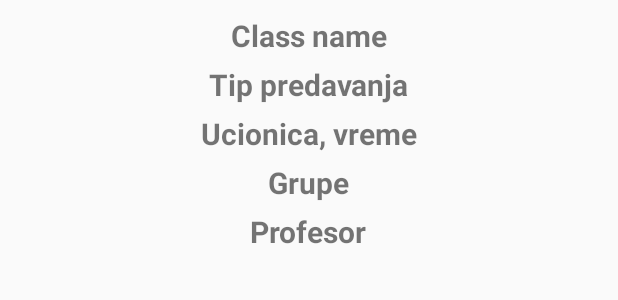
After one commit to iPerisic96/RAFroid, an Android app: the layout dialog_class.xml on its own in the app's theme, with its tools: preview values and no code run, on a phone screen of 412 x 824 dp. The commit adds this screen. Shown: the top 300 px of the screen. Run offline under Robolectric (Android 15) with nearby library versions, the phone set to English and light mode, and no system bars.

Commit message:
Implementiran dijalog za event

```diff
--- a/app/src/main/java/android/example/com/rafdroid/BaseView.java
+++ b/app/src/main/java/android/example/com/rafdroid/BaseView.java
@@ -4,10 +4,12 @@ import android.graphics.RectF;
 import android.os.Bundle;
 import android.support.annotation.NonNull;
 import android.support.design.widget.BottomNavigationView;
+import android.support.v7.app.AlertDialog;
 import android.support.v7.app.AppCompatActivity;
 import android.util.TypedValue;
 import android.view.Menu;
 import android.view.MenuItem;
+import android.view.View;
 import android.widget.TextView;
 import android.widget.Toast;
 
@@ -146,7 +148,23 @@ public abstract class BaseView extends AppCompatActivity implements WeekView.Eve
 
     @Override
     public void onEventClick(WeekViewEvent event, RectF eventRect) {
-        Toast.makeText(this, "Clicked " + event.getName(), Toast.LENGTH_SHORT).show();
+       // Toast.makeText(this, "Clicked " + event.getName(), Toast.LENGTH_SHORT).show();
+
+        AlertDialog.Builder mBuilder = new AlertDialog.Builder(this);
+        View myView = getLayoutInflater().inflate(R.layout.dialog_class, null);
+        TextView tv_className = (TextView) myView.findViewById(R.id.class_name);
+        TextView tv_classType = (TextView) myView.findViewById(R.id.class_type);
+        TextView tv_classTime = (TextView) myView.findViewById(R.id.class_time); //ucionica, vreme (U2, 12:15-14:00h)
+        TextView tv_classGroup = (TextView) myView.findViewById(R.id.class_group);
+        TextView tv_classProf = (TextView) myView.findViewById(R.id.class_prof);
+
+        tv_className.setText(event.);
+
+        mBuilder.setView(myView);
+        AlertDialog dialog = mBuilder.create();
+        dialog.setCancelable(true);
+        dialog.show();
+
     }
 
     @Override
--- /dev/null
+++ b/app/src/main/res/layout/dialog_class.xml
@@ -0,0 +1,63 @@
+<?xml version="1.0" encoding="utf-8"?>
+<RelativeLayout
+    xmlns:android="http://schemas.android.com/apk/res/android"
+    android:layout_width="match_parent"
+    android:layout_height="match_parent"
+   android:layout_gravity="center"
+    >
+
+    <LinearLayout
+        android:layout_width="match_parent"
+        android:layout_height="wrap_content"
+        android:orientation="vertical"
+        android:gravity="center_horizontal"
+        android:padding="10dp">
+
+        <TextView
+            android:id="@+id/class_name"
+            android:layout_width="wrap_content"
+            android:layout_height="wrap_content"
+            android:textStyle="bold"
+            android:textSize="20dp"
+            android:text="Class name"/>
+
+        <TextView
+            android:id="@+id/class_type"
+            android:layout_width="wrap_content"
+            android:layout_height="wrap_content"
+            android:layout_marginTop="5dp"
+            android:textStyle="bold"
+            android:textSize="20dp"
+            android:text="Tip predavanja"/>
+
+        <TextView
+            android:id="@+id/class_time"
+            android:layout_width="wrap_content"
+            android:layout_height="wrap_content"
+            android:layout_marginTop="5dp"
+            android:textStyle="bold"
+            android:textSize="20dp"
+            android:text="Ucionica, vreme"/>
+
+        <TextView
+            android:id="@+id/class_group"
+            android:layout_width="wrap_content"
+            android:layout_height="wrap_content"
+            android:layout_marginTop="5dp"
+            android:textStyle="bold"
+            android:textSize="20dp"
+            android:text="Grupe"/>
+
+        <TextView
+            android:id="@+id/class_prof"
+            android:layout_width="wrap_content"
+            android:layout_height="wrap_content"
+            android:layout_marginTop="5dp"
+            android:textStyle="bold"
+            android:textSize="20dp"
+            android:text="Profesor"/>
+
+    </LinearLayout>
+
+
+</RelativeLayout>
```
